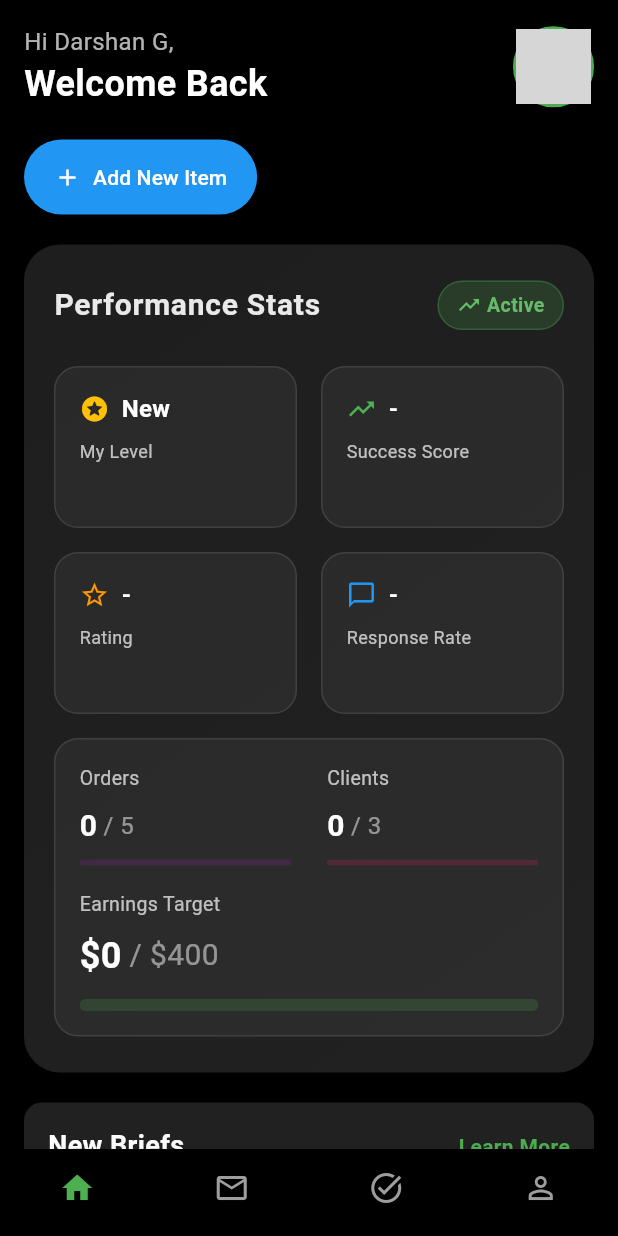
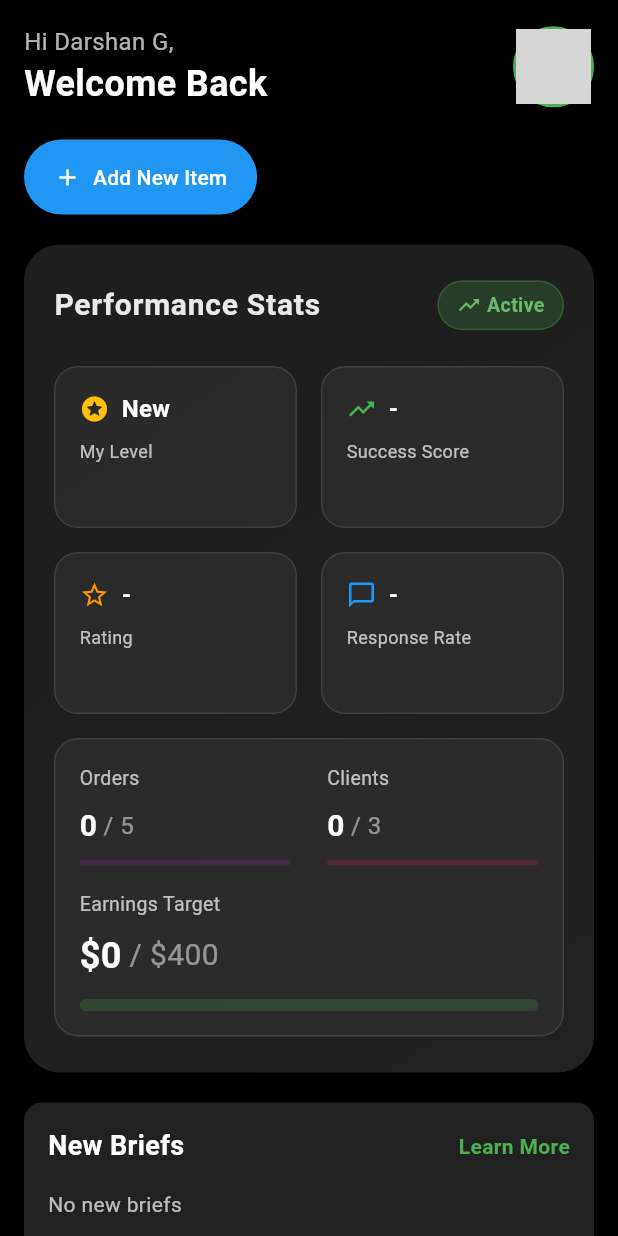
Before and after one commit to Darshan7Golechha/custom_gifts, a Flutter app: the DashboardPage screen opened by its route, on a phone screen of 412 x 824 dp. Run offline on Flutter 3.47's test engine with Material 3 defaults, Android fonts, the phone set to English and light mode, and no system bars; our stand-ins replace bloc, cloud_firestore, dartz, firebase_auth, firebase_core, firebase_storage and 8 more; accounts and stored records are empty; network calls fail; grey boxes are pictures that could not be loaded.

Commit message:
Updated the navigation for home/dashboard

```diff
--- a/lib/application/user/user_bloc.dart
+++ b/lib/application/user/user_bloc.dart
@@ -45,6 +45,12 @@ class UserBloc extends Bloc<UserEvent, UserState> {
           ),
         );
       },
+      updateSellerMode: (e) async {
+        emit(state.copyWith(
+          user: state.user.copyWith(isSeller: e.isSeller),
+          failureOrSuccessOption: none(),
+        ));
+      },
       addUser: (e) async {
         emit(
           state.copyWith(
--- a/lib/application/user/user_event.dart
+++ b/lib/application/user/user_event.dart
@@ -6,4 +6,6 @@ class UserEvent with _$UserEvent {
   const factory UserEvent.fetchUserByUserID({required String userID}) =
       _FetchUserByUserID;
   const factory UserEvent.addUser({required User user}) = _AddUser;
+  const factory UserEvent.updateSellerMode({required bool isSeller}) =
+      _UpdateSellerMode;
 }
--- a/lib/presentation/profile/profile_screen.dart
+++ b/lib/presentation/profile/profile_screen.dart
@@ -3,7 +3,7 @@ import 'widgets/seller_mode_toggle.dart';
 import 'widgets/profile_content.dart';
 
 class ProfileScreen extends StatelessWidget {
-  const ProfileScreen({Key? key}) : super(key: key);
+  const ProfileScreen({super.key});
 
   @override
   Widget build(BuildContext context) {
--- a/lib/presentation/search/widgets/filter_bottom_sheet.dart
+++ b/lib/presentation/search/widgets/filter_bottom_sheet.dart
@@ -1,7 +1,7 @@
 import 'package:flutter/material.dart';
 
 class FilterBottomSheet extends StatefulWidget {
-  const FilterBottomSheet({Key? key}) : super(key: key);
+  const FilterBottomSheet({super.key});
 
   @override
   State<FilterBottomSheet> createState() => _FilterBottomSheetState();
--- a/lib/presentation/vendor/dashboard.dart
+++ b/lib/presentation/vendor/dashboard.dart
@@ -44,7 +44,6 @@ class DashboardPage extends StatelessWidget {
           ),
         ),
       ),
-      bottomNavigationBar: _buildBottomNavBar(),
     );
   }
 
@@ -532,33 +531,4 @@ class DashboardPage extends StatelessWidget {
       ),
     );
   }
-
-  Widget _buildBottomNavBar() {
-    return BottomNavigationBar(
-      backgroundColor: Colors.black,
-      selectedItemColor: Colors.green,
-      unselectedItemColor: Colors.grey,
-      showSelectedLabels: false,
-      showUnselectedLabels: false,
-      type: BottomNavigationBarType.fixed,
-      items: const [
-        BottomNavigationBarItem(
-          icon: Icon(Icons.home),
-          label: 'Home',
-        ),
-        BottomNavigationBarItem(
-          icon: Icon(Icons.mail_outline),
-          label: 'Messages',
-        ),
-        BottomNavigationBarItem(
-          icon: Icon(Icons.task_alt),
-          label: 'Tasks',
-        ),
-        BottomNavigationBarItem(
-          icon: Icon(Icons.person_outline),
-          label: 'Profile',
-        ),
-      ],
-    );
-  }
 }
--- a/pubspec.yaml
+++ b/pubspec.yaml
@@ -27,6 +27,7 @@ dependencies:
   json_annotation: ^4.9.0
   json_serializable: ^6.8.0
   json_theme: ^7.0.0+3
+  shared_preferences: ^2.5.3
   shimmer: ^3.0.0
   uuid: ^4.5.1
 description: A new Flutter project.
```
Also changed, not shown: lib/app_routes.dart (+16 -0 lines), lib/presentation/auth/widgets/login_button.dart (+2 -5 lines), lib/presentation/home/home.dart (+36 -16 lines), lib/presentation/profile/widgets/profile_content.dart (+60 -16 lines), lib/presentation/profile/widgets/seller_mode_toggle.dart (+26 -1 lines), lib/application/user/user_bloc.freezed.dart, pubspec.lock, 1 other file.
